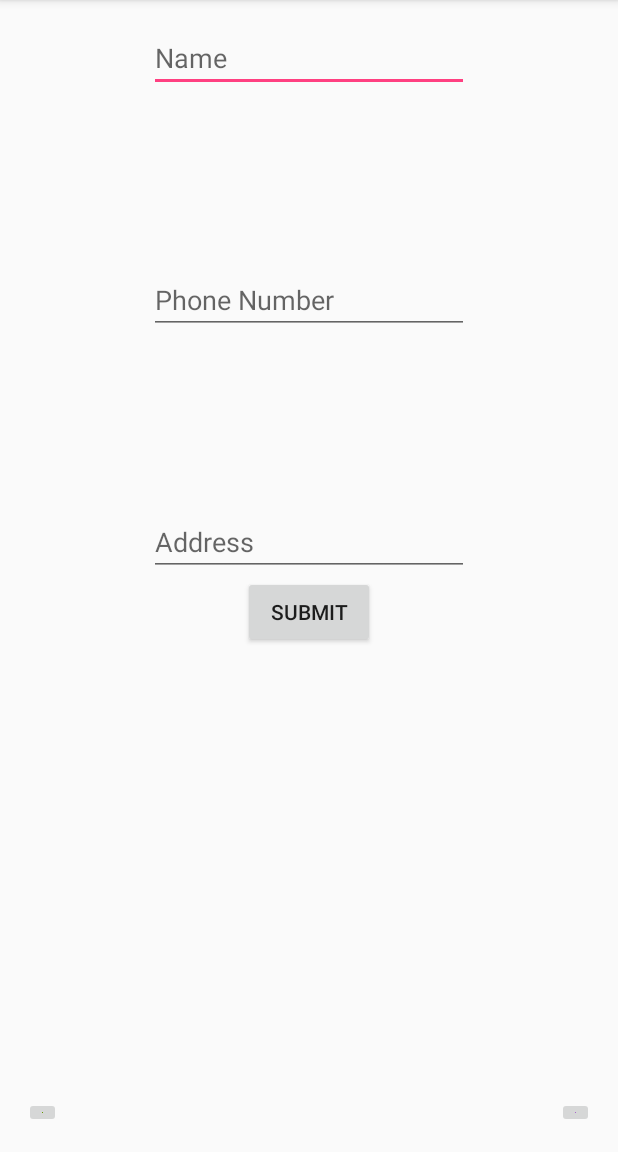
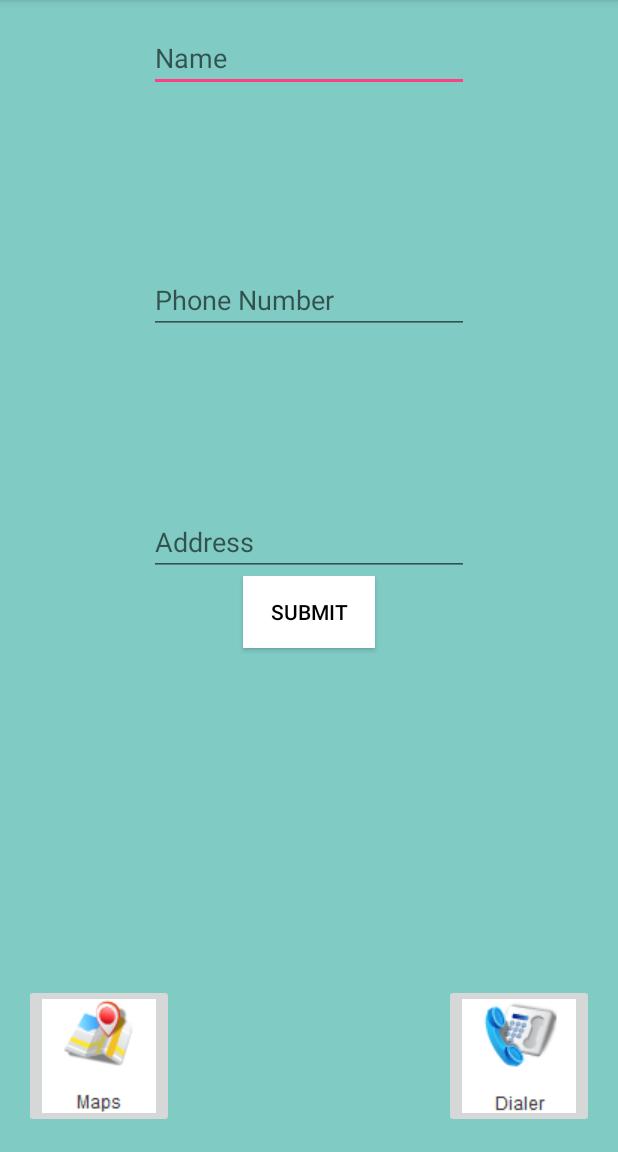
Before and after one commit to billbrasky1/TeamMongoose, an Android app: the screen it shows after launch (MainActivity), on a phone screen of 412 x 824 dp, the part 84-1236 px from its top. Run offline under Robolectric (Android 15) with nearby library versions, the phone set to English and light mode, and no system bars.

Commit message:
Working java code for the project

```diff
--- a/Mongoose/app/src/main/java/com/danielbrinker/android/aca/mongoose/MainActivity.java
+++ b/Mongoose/app/src/main/java/com/danielbrinker/android/aca/mongoose/MainActivity.java
@@ -1,13 +1,86 @@
 package com.danielbrinker.android.aca.mongoose;
 
+import android.content.Intent;
+import android.net.Uri;
+import android.os.Bundle;
 import android.support.v7.app.AppCompatActivity;
-import android.os.Bundle;
+import android.view.View;
+import android.widget.Button;
+import android.widget.EditText;
+import android.widget.TextView;
 
 public class MainActivity extends AppCompatActivity {
+
+    public EditText mNameText;
+    public EditText mPhoneText;
+    public EditText mAddressText;
+    public TextView mUserInput; //Actually the output
+    public Button mDisplayButton;
+    public String addressText;
 
     @Override
     protected void onCreate(Bundle savedInstanceState) {
         super.onCreate(savedInstanceState);
         setContentView(R.layout.activity_main);
+
+        mNameText = (EditText) findViewById(R.id.nameText);
+        mPhoneText = (EditText) findViewById(R.id.phoneText);
+        mAddressText = (EditText) findViewById(R.id.addressText);
+        mUserInput = (TextView) findViewById(R.id.userInput);
+        mDisplayButton = (Button) findViewById(R.id.displayButton);
+
+        mDisplayButton.setOnClickListener(new View.OnClickListener() {
+            String nameText;
+            String phoneText;
+
+
+            @Override
+            public void onClick(View view) {
+
+
+                //if (!mNameText.getText().toString().equals("")) {
+                nameText = mNameText.getText().toString();
+
+
+                // mUserInput.setText(nameText);
+
+
+                //} else if (!mPhoneText.getText().toString().equals("")) {
+                phoneText = mPhoneText.getText().toString();
+
+                // mPhoneText.setText(phoneText);
+
+                addressText = mAddressText.getText().toString();
+
+                //  mAddressText.setText(addressText);
+
+                mUserInput.setText(nameText + "\n " + phoneText + "\n" + addressText);
+
+            }
+
+
+
+
+        });
+
+    }
+
+    public void processClicks(View display) {
+        Intent action = null;
+        int id = display.getId();
+
+        switch (id) {
+            case (R.id.extraButton):
+                action = new Intent(Intent.ACTION_DIAL,
+                        Uri.parse("tel: 248-434-5508"));
+                break;
+            case (R.id.mapButton):
+                action = new Intent(Intent.ACTION_VIEW,
+                        Uri.parse("geo:0,0?q="+ addressText));
+                break;
+            default:
+                break;
+        }
+        startActivity(action);
     }
 }
--- a/Mongoose/app/src/main/res/layout/activity_main.xml
+++ b/Mongoose/app/src/main/res/layout/activity_main.xml
@@ -7,7 +7,8 @@
     android:paddingLeft="@dimen/activity_horizontal_margin"
     android:paddingRight="@dimen/activity_horizontal_margin"
     android:paddingTop="@dimen/activity_vertical_margin"
-    tools:context="com.danielbrinker.android.aca.mongoose.MainActivity">
+    tools:context="com.danielbrinker.android.aca.mongoose.MainActivity"
+    android:background="@color/material_deep_teal_200">
 
     <LinearLayout
         android:orientation="vertical"
@@ -27,7 +28,8 @@
                 android:id="@+id/nameText"
                 android:layout_alignParentTop="true"
                 android:layout_centerHorizontal="true"
-                android:hint="Name" />
+                android:hint="Name"
+                android:textColor="#000000"/>
 
             <EditText
                 android:layout_width="wrap_content"
@@ -37,7 +39,8 @@
                 android:id="@+id/phoneText"
                 android:layout_centerVertical="true"
                 android:layout_centerHorizontal="true"
-                android:hint="Phone Number" />
+                android:hint="Phone Number"
+                android:textColor="#000000"/>
 
             <EditText
                 android:layout_width="wrap_content"
@@ -47,7 +50,8 @@
                 android:id="@+id/addressText"
                 android:layout_alignParentBottom="true"
                 android:layout_centerHorizontal="true"
-                android:hint="Address" />
+                android:hint="Address"
+                android:textColor="#000000"/>
         </RelativeLayout>
 
         <RelativeLayout
@@ -61,7 +65,30 @@
                 android:text="Submit"
                 android:id="@+id/displayButton"
                 android:layout_alignParentTop="true"
+                android:layout_centerHorizontal="true"
+                android:background="#ffffff"
+                android:textColor="#000000"/>
+
+
+
+            <TextView
+                android:layout_width="wrap_content"
+                android:layout_height="wrap_content"
+                android:textAppearance="?android:attr/textAppearanceLarge"
+                android:id="@+id/userInput"
+                android:layout_centerVertical="true"
                 android:layout_centerHorizontal="true" />
+
+            <ImageButton
+                android:layout_width="wrap_content"
+                android:layout_height="wrap_content"
+                android:id="@+id/mapButton"
+                android:layout_alignParentBottom="true"
+                android:layout_alignParentLeft="true"
+                android:layout_alignParentStart="true"
+                android:src="@drawable/maps"
+                android:adjustViewBounds="false"
+                android:onClick="processClicks" />
 
             <ImageButton
                 android:layout_width="wrap_content"
@@ -70,25 +97,8 @@
                 android:layout_alignParentBottom="true"
                 android:layout_alignParentRight="true"
                 android:layout_alignParentEnd="true"
-                android:src="@android:color/holo_purple"
-                android:layout_alignTop="@+id/mapButton" />
-
-            <ImageButton
-                android:layout_width="wrap_content"
-                android:layout_height="wrap_content"
-                android:id="@+id/mapButton"
-                android:layout_alignParentBottom="true"
-                android:layout_alignParentLeft="true"
-                android:layout_alignParentStart="true"
-                android:src="@android:color/holo_green_dark" />
-
-            <TextView
-                android:layout_width="wrap_content"
-                android:layout_height="wrap_content"
-                android:textAppearance="?android:attr/textAppearanceLarge"
-                android:id="@+id/userInput"
-                android:layout_centerVertical="true"
-                android:layout_centerHorizontal="true" />
+                android:src="@drawable/phone"
+                android:onClick="processClicks" />
         </RelativeLayout>
     </LinearLayout>
 </RelativeLayout>
```
Also changed, not shown: Mongoose/app/src/main/res/drawable/maps.png (added), Mongoose/app/src/main/res/drawable/phone.png (added).
